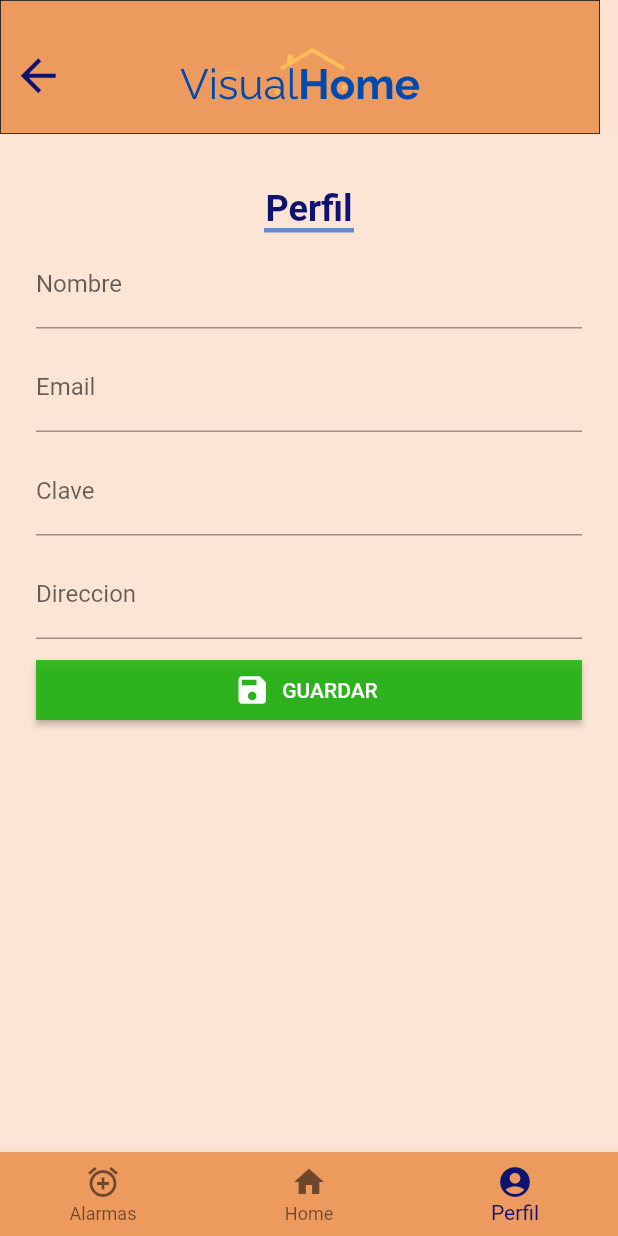
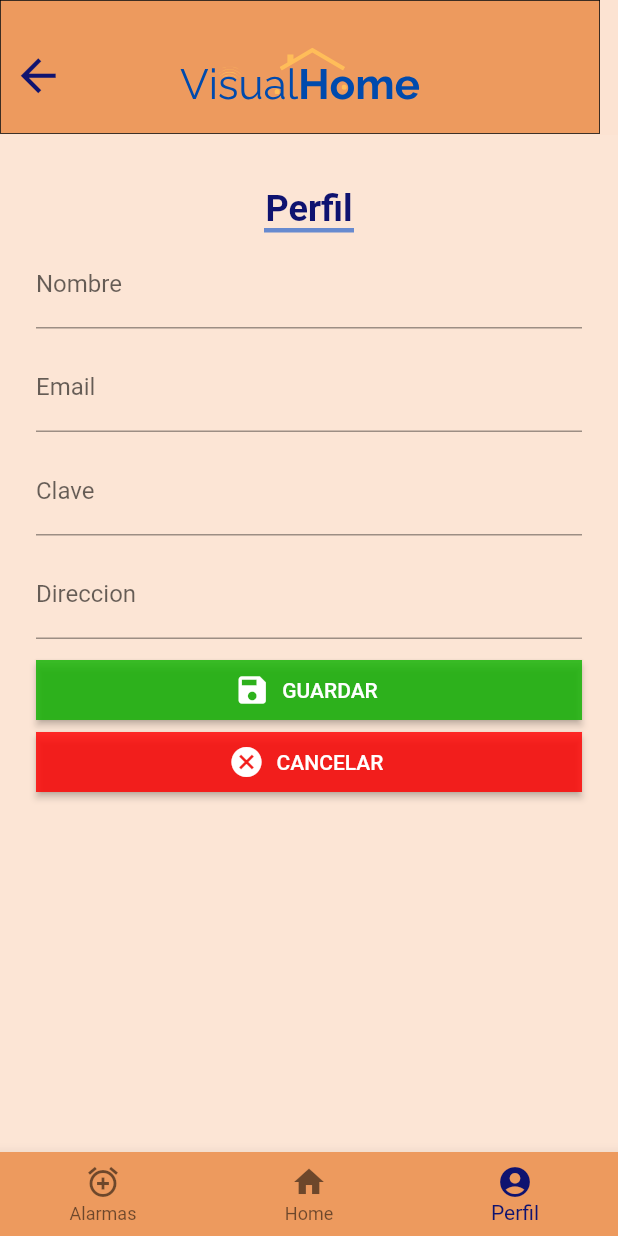
Before and after one commit to Rubenamesaf/VisualHome, a Flutter app: the UserPerfilPage screen opened directly with empty values, on a phone screen of 412 x 824 dp. Run offline on Flutter 3.47's test engine with Material 2 defaults, Android fonts, the light colour scheme and no system bars; our stand-ins replace awesome_dialog, curved_navigation_bar, firebase_auth, firebase_core, firebase_database, firebase_messaging and 4 more; accounts and stored records are empty; Roboto replaces fonts that are missing (Inria Sans, Outfit); project files that could hold a hidden picture were left out.

Commit message:
Boton descartar perfil usuario

```diff
--- a/lib/view/usuario/userPerfil.view.dart
+++ b/lib/view/usuario/userPerfil.view.dart
@@ -135,11 +135,60 @@ class _UserPerfilPageState extends State<UserPerfilPage> {
             Padding(
               padding:
                   const EdgeInsets.symmetric(vertical: 5.0, horizontal: 24),
-              child: _crearBotonGuardar(),
+              child: Column(
+                children: [
+                  _crearBotonGuardar(),
+                  _crearBotonDescartar(),
+                ],
+              ),
             ),
           ],
         )),
       ),
+    );
+  }
+
+  Widget _crearBotonDescartar() {
+    return ElevatedButton.icon(
+      style: ElevatedButton.styleFrom(
+        minimumSize: const Size.fromHeight(40), //
+        shape: RoundedRectangleBorder(
+          borderRadius: BorderRadius.circular(0.0),
+        ),
+        backgroundColor: Color.fromARGB(209, 255, 0, 0),
+        foregroundColor: Color.fromARGB(255, 255, 255, 255),
+      ),
+      onPressed: () {
+        // Muestra un cuadro de diálogo de confirmación
+        showDialog(
+          context: context,
+          builder: (BuildContext context) {
+            return AlertDialog(
+              title: Text('Confirmar cancelacion'),
+              content: Text(
+                  '¿Seguro que deseas cancelar la creación de esta vivienda?'),
+              actions: [
+                ElevatedButton(
+                  onPressed: () {
+                    Navigator.of(context).pop(); // Cierra el cuadro de diálogo
+                    Navigator.of(context).pop(); // Regresa a la página anterior
+                  },
+                  child: Text('Sí'),
+                ),
+                ElevatedButton(
+                  onPressed: () {
+                    Navigator.of(context).pop(); // Cierra el cuadro de diálogo
+                    // Puedes agregar aquí cualquier acción adicional
+                  },
+                  child: Text('No'),
+                ),
+              ],
+            );
+          },
+        );
+      },
+      label: Text('CANCELAR'),
+      icon: Icon(Icons.cancel),
     );
   }
 
```
